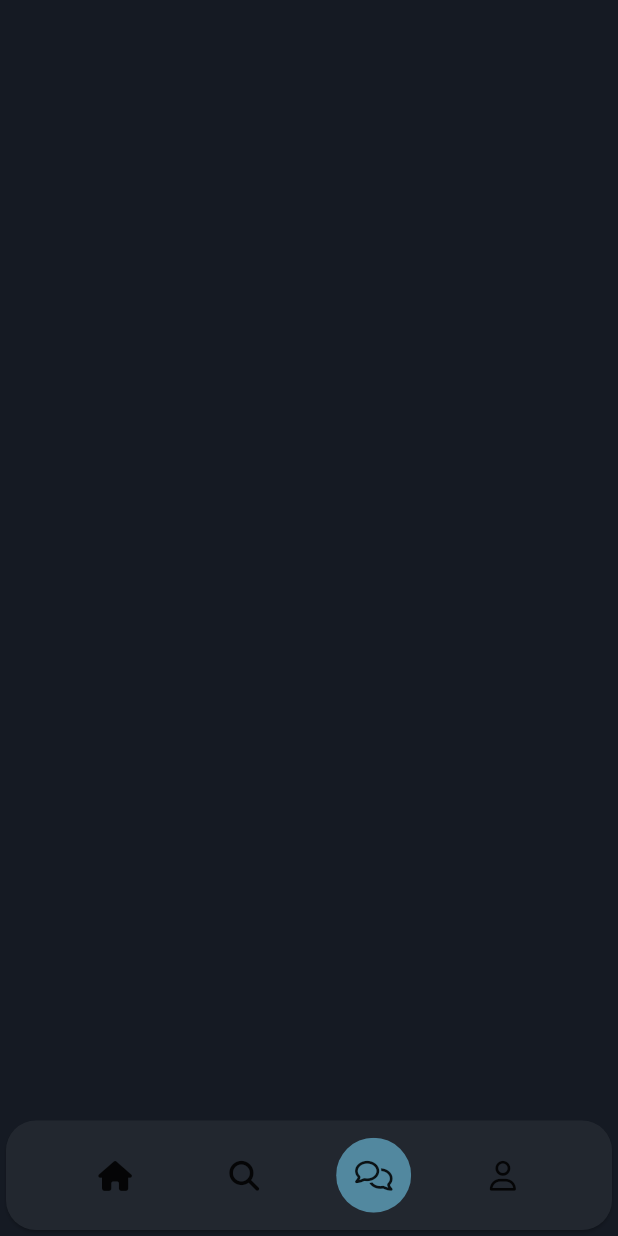
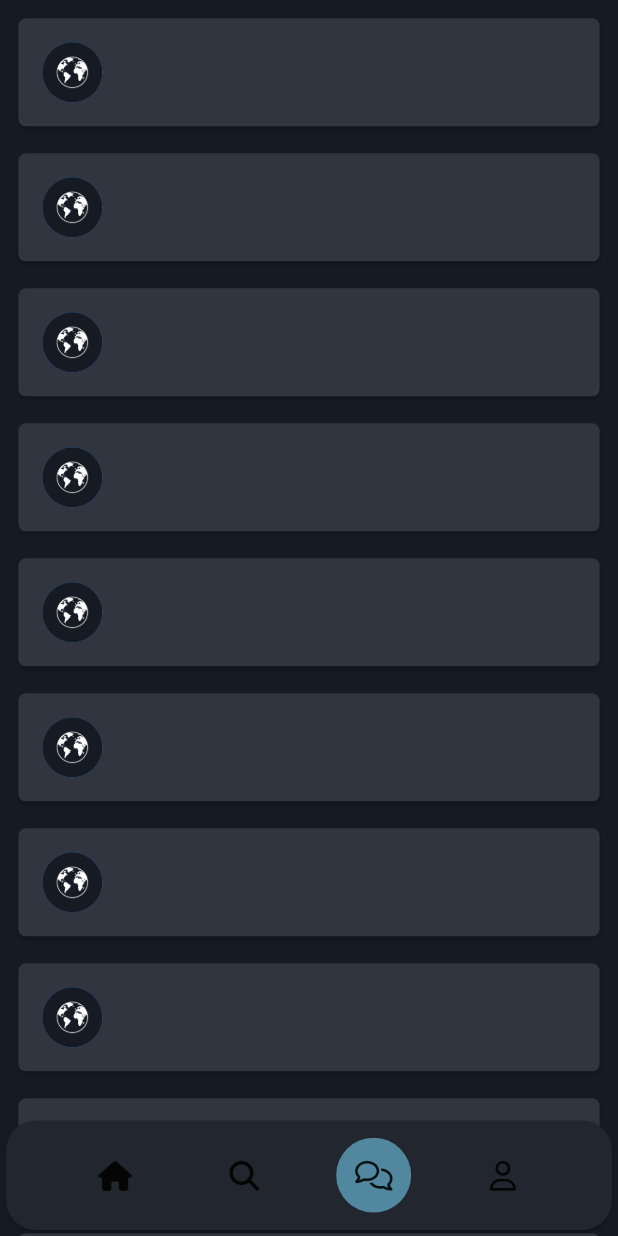
Before and after one commit to ilham-asgarli/flutter_ideosphere, a Flutter app: the MainView screen opened by its route, item 3 of the bottom bar chosen, on a phone screen of 412 x 824 dp. Run offline on Flutter 3.47's test engine with Material 2 defaults, Android fonts, the phone set to English and light mode, and no system bars; our stand-ins replace bloc, cached_network_image, connectivity_plus, device_preview, easy_localization, equatable and 15 more; missing offline and left inert: centered_singlechildscrollview; accounts and stored records are empty.

Commit message:
Initial commit

```diff
--- /dev/null
+++ b/lib/presentation/features/main/features/chats/components/chats_item.dart
@@ -0,0 +1,87 @@
+import 'package:cached_network_image/cached_network_image.dart';
+import 'package:flutter/material.dart';
+
+import '../../../../../../core/router/core/router_service.dart';
+import '../../../../../../utils/logic/constants/router/router_constants.dart';
+import '../../../../../../utils/ui/constants/assets/image_constants.dart';
+import '../../../../../../utils/ui/constants/colors/app_colors.dart';
+import '../../../../../widgets/image_placeholder.dart';
+
+class ChatsItem extends StatelessWidget {
+  //final ChatContactController? chatContactController;
+
+  const ChatsItem({
+    Key? key,
+    //required this.chatContactController,
+  }) : super(key: key);
+
+  @override
+  Widget build(BuildContext context) {
+    return Card(
+      shape: RoundedRectangleBorder(
+        borderRadius: BorderRadius.circular(5),
+      ),
+      color: AppColors.mainColor2,
+      child: ListTile(
+        shape: RoundedRectangleBorder(
+          borderRadius: BorderRadius.circular(5),
+        ),
+        leading: buildProfilePhoto(),
+        title: Text(
+          /*chatContactController?.fullName ??*/ "",
+          maxLines: 1,
+          overflow: TextOverflow.ellipsis,
+          softWrap: false,
+        ),
+        subtitle: Text(
+          /*chatContactController?.role ??*/ "",
+          maxLines: 1,
+          overflow: TextOverflow.ellipsis,
+          softWrap: false,
+        ),
+        trailing: SizedBox(
+          width: 20,
+          child: (/*chatContactController?.unreadMessagesCount ??*/ 0) > 0
+              ? CircleAvatar(
+                  backgroundColor: Colors.green,
+                  child: Text(
+                    "${/*chatContactController?.unreadMessagesCount ??*/ 0}",
+                    style: const TextStyle(
+                      fontSize: 12,
+                      color: Colors.white,
+                    ),
+                  ),
+                )
+              : const SizedBox(),
+        ),
+        onTap: () {
+          RouterService.instance.pushNamed(
+            path: RouterConstants.chat,
+            //data: chatContactController,
+          );
+        },
+      ),
+    );
+  }
+
+  Widget buildProfilePhoto({String? url}) {
+    if (url != null) {
+      return CachedNetworkImage(
+        imageUrl: url,
+        placeholder: (context, url) => ImagePlaceholder(
+          imageProvider: AssetImage(ImageConstants.instance.icPlayStore),
+        ),
+        errorWidget: (context, url, error) => ImagePlaceholder(
+          imageProvider: AssetImage(ImageConstants.instance.icPlayStore),
+        ),
+        imageBuilder: (context, image) {
+          return ImagePlaceholder(imageProvider: image);
+        },
+      );
+    } else {
+      return ImagePlaceholder(
+        imageProvider: AssetImage(ImageConstants.instance.icPlayStore),
+      );
+    }
+  }
+}
--- /dev/null
+++ b/lib/presentation/features/main/features/chats/views/chats_view.dart
@@ -0,0 +1,41 @@
+import 'package:flutter/material.dart';
+
+import '../../../../../../core/extensions/context_extension.dart';
+import '../../../../../../core/extensions/num_extension.dart';
+import '../components/chats_item.dart';
+
+class ChatsView extends StatelessWidget {
+  const ChatsView({Key? key}) : super(key: key);
+
+  @override
+  Widget build(BuildContext context) {
+    return SafeArea(
+      child: SingleChildScrollView(
+        child: Column(
+          children: [
+            ListView.separated(
+              shrinkWrap: true,
+              physics: const NeverScrollableScrollPhysics(),
+              padding: context.paddingLow,
+              cacheExtent: 1,
+              itemCount: 15,
+              itemBuilder: (context, index) {
+                return InkWell(
+                  child: ChatsItem(
+                      //chatContactController: chatContactControllers?[index],
+                      ),
+                );
+              },
+              separatorBuilder: (BuildContext context, int index) {
+                return const SizedBox(
+                  height: 10,
+                );
+              },
+            ),
+            80.verticalSpace,
+          ],
+        ),
+      ),
+    );
+  }
+}
--- a/lib/presentation/features/main/features/home/views/home_view.dart
+++ b/lib/presentation/features/main/features/home/views/home_view.dart
@@ -10,7 +10,6 @@ import '../../../../../../utils/ui/constants/colors/app_colors.dart';
 import '../../../../../components/custom_circle_button.dart';
 import '../../../../../widgets/expandable_page_view.dart';
 import '../components/event_card.dart';
-import '../components/event_list.dart';
 import '../state/cubit/home_cubit.dart';
 
 class HomeView extends StatelessWidget {
--- a/lib/presentation/features/main/state/cubit/main-nav-bar/main_nav_bar_cubit.dart
+++ b/lib/presentation/features/main/state/cubit/main-nav-bar/main_nav_bar_cubit.dart
@@ -2,7 +2,7 @@ import 'package:equatable/equatable.dart';
 import 'package:flutter/cupertino.dart';
 import 'package:flutter_bloc/flutter_bloc.dart';
 
-import '../../../features/chat/views/chat_view.dart';
+import '../../../features/chats/views/chats_view.dart';
 import '../../../features/flow/views/flow_view.dart';
 import '../../../features/home/state/cubit/home_cubit.dart';
 import '../../../features/home/views/home_view.dart';
@@ -16,8 +16,8 @@ class MainNavBarCubit extends Cubit<MainNavBarState> {
       create: (context) => HomeCubit(),
       child: const HomeView(),
     ),
-    const ChatView(),
     const FlowView(),
+    const ChatsView(),
     const ProfileView(),
   ];
 
--- a/lib/utils/logic/config/router/config_router.dart
+++ b/lib/utils/logic/config/router/config_router.dart
@@ -1,6 +1,7 @@
 import 'package:flutter/material.dart';
 import 'package:flutter_bloc/flutter_bloc.dart';
 
+import '../../../../presentation/features/main/features/chats/features/chat/views/chat_view.dart';
 import '../../../../presentation/features/main/state/cubit/main-nav-bar/main_nav_bar_cubit.dart';
 import '../../../../presentation/features/main/views/main_view.dart';
 import '../../../../presentation/features/not-found-navigation/views/not_found_navigation_view.dart';
@@ -31,6 +32,9 @@ class ConfigRouter extends RouterInterface {
           child: const SignView(),
         );
         break;
+      case RouterConstants.chat:
+        widget = const ChatView();
+        break;
       default:
         //throw NavigateException<SettingsDynamicModel>(args.arguments);
         return normalNavigate(
--- a/lib/utils/logic/constants/router/router_constants.dart
+++ b/lib/utils/logic/constants/router/router_constants.dart
@@ -10,4 +10,5 @@ class RouterConstants {
   static const main = "main";
 
   static const sign = "sign";
+  static const chat = "chat";
 }
```
Also changed, not shown: lib/presentation/features/main/features/chat/views/chat_view.dart (deleted, +0 -10 lines), lib/presentation/features/main/features/chats/features/chat/components/bubble_background.dart (added, +27 -0 lines), lib/presentation/features/main/features/chats/features/chat/components/bubble_child.dart (added, +72 -0 lines), lib/presentation/features/main/features/chats/features/chat/components/bubble_painter.dart (added, +44 -0 lines), lib/presentation/features/main/features/chats/features/chat/components/message_bubble.dart (added, +74 -0 lines), lib/presentation/features/main/features/chats/features/chat/views/chat_view.dart (added, +240 -0 lines).
